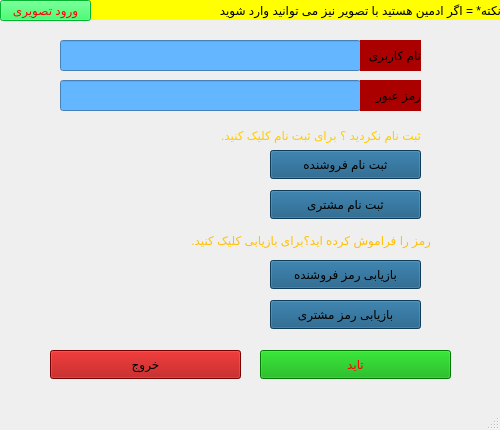
This is menu/mainwindow.ui in AP-projects-4001/alsa as Qt 5 draws it before an edit. The edited form follows.
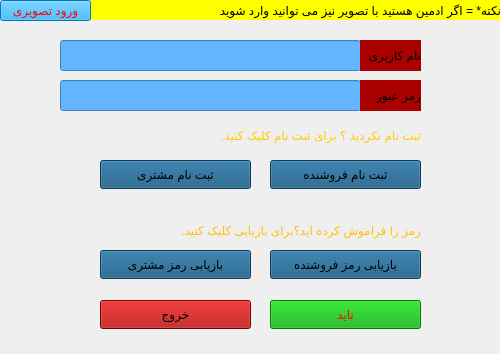
This is the edited form. Icons and pictures are not drawn.

The edit to the form file:
```diff
--- a/menu/mainwindow.ui
+++ b/menu/mainwindow.ui
@@ -7,19 +7,19 @@
     <x>0</x>
     <y>0</y>
     <width>500</width>
-    <height>430</height>
+    <height>354</height>
    </rect>
   </property>
   <property name="minimumSize">
    <size>
     <width>500</width>
-    <height>430</height>
+    <height>354</height>
    </size>
   </property>
   <property name="maximumSize">
    <size>
     <width>500</width>
-    <height>430</height>
+    <height>354</height>
    </size>
   </property>
   <property name="windowTitle">
@@ -113,8 +113,8 @@
    <widget class="QLabel" name="label_4">
     <property name="geometry">
      <rect>
-      <x>140</x>
-      <y>230</y>
+      <x>130</x>
+      <y>220</y>
       <width>291</width>
       <height>20</height>
      </rect>
@@ -130,9 +130,9 @@
    <widget class="QPushButton" name="pushButton_3">
     <property name="geometry">
      <rect>
-      <x>50</x>
-      <y>350</y>
-      <width>191</width>
+      <x>100</x>
+      <y>300</y>
+      <width>151</width>
       <height>29</height>
      </rect>
     </property>
@@ -148,9 +148,9 @@
    <widget class="QPushButton" name="pushButton_4">
     <property name="geometry">
      <rect>
-      <x>260</x>
-      <y>350</y>
-      <width>191</width>
+      <x>270</x>
+      <y>300</y>
+      <width>151</width>
       <height>29</height>
      </rect>
     </property>
@@ -167,7 +167,7 @@
     <property name="geometry">
      <rect>
       <x>270</x>
-      <y>260</y>
+      <y>250</y>
       <width>151</width>
       <height>29</height>
      </rect>
@@ -185,7 +185,7 @@
     <property name="geometry">
      <rect>
       <x>270</x>
-      <y>150</y>
+      <y>160</y>
       <width>151</width>
       <height>29</height>
      </rect>
@@ -202,8 +202,8 @@
    <widget class="QPushButton" name="pushButton_5">
     <property name="geometry">
      <rect>
-      <x>270</x>
-      <y>190</y>
+      <x>100</x>
+      <y>160</y>
       <width>151</width>
       <height>29</height>
      </rect>
@@ -238,8 +238,8 @@
    <widget class="QPushButton" name="pushButton_6">
     <property name="geometry">
      <rect>
-      <x>270</x>
-      <y>300</y>
+      <x>100</x>
+      <y>250</y>
       <width>151</width>
       <height>29</height>
      </rect>
@@ -264,8 +264,8 @@
     </property>
     <property name="styleSheet">
      <string notr="true">background-image: url();
-background-color: rgb(2, 255, 65);
-color: rgb(255, 0, 4);</string>
+color: rgb(255, 0, 4);
+background-color: rgb(0, 170, 255);</string>
     </property>
     <property name="text">
      <string>ورود تصویری</string>
@@ -282,7 +282,6 @@
     </rect>
    </property>
   </widget>
-  <widget class="QStatusBar" name="statusbar"/>
  </widget>
  <resources/>
  <connections/>
```
